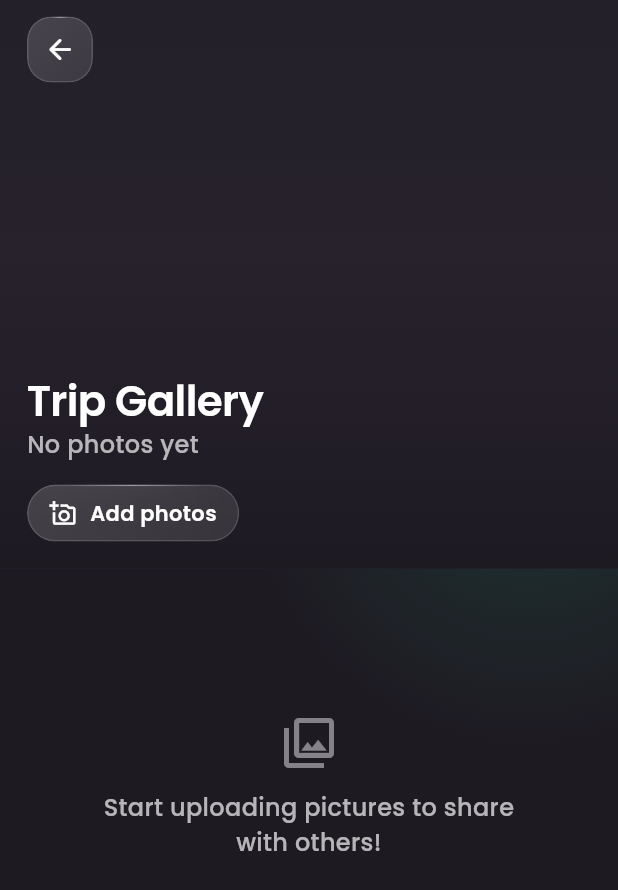
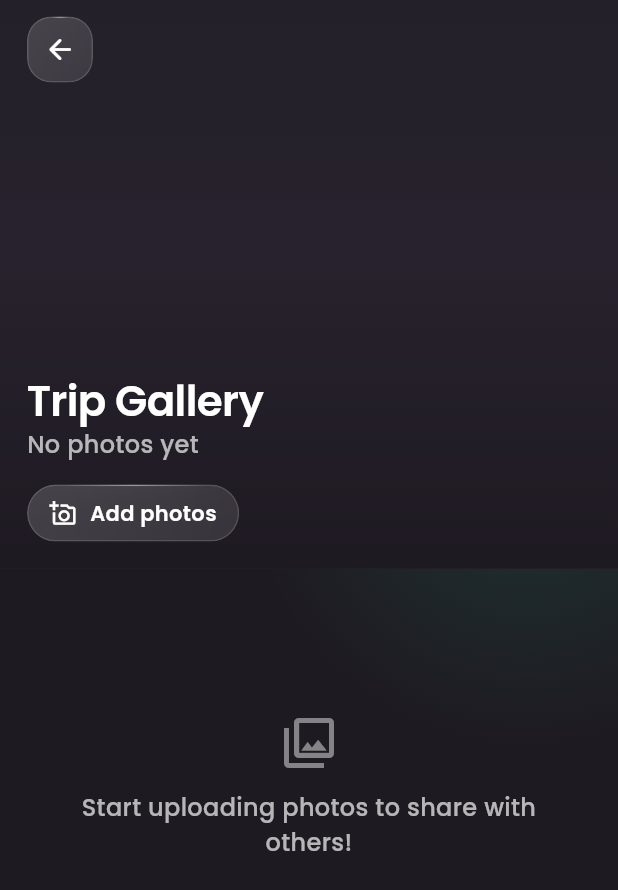
Before and after one commit to julianryorex/xplore, a Flutter app: the GalleryPage screen opened by its route, on a phone screen of 412 x 824 dp. Shown: the top 890 px of the screen. Run offline on Flutter 3.47's test engine with Material 3 defaults, Android fonts, the phone set to English and light mode, and no system bars; our stand-ins replace app_links, cloud_firestore, firebase_auth, firebase_core, firebase_database, firebase_storage and 15 more; accounts and stored records are empty; generated files the repository leaves out were written again; statements that could not run were skipped.

Commit message:
chore: align gallery empty state copy (#184)
Co-authored-by: Cursor Agent <cursoragent@cursor.com>
Co-authored-by: Julian Rex <julianryorex@users.noreply.github.com>

```diff
--- a/lib/screens/gallery_page.dart
+++ b/lib/screens/gallery_page.dart
@@ -275,7 +275,7 @@ class _GalleryEmptyState extends StatelessWidget {
             Icon(Icons.photo_library_outlined, size: 40, color: XploreColors.subtleText),
             const SizedBox(height: paddingUnit),
             Text(
-              'Start uploading pictures to share with others!',
+              'Start uploading photos to share with others!',
               textAlign: TextAlign.center,
               style: context.pText.bodyMedium?.copyWith(color: XploreColors.mutedText),
             ),
```
